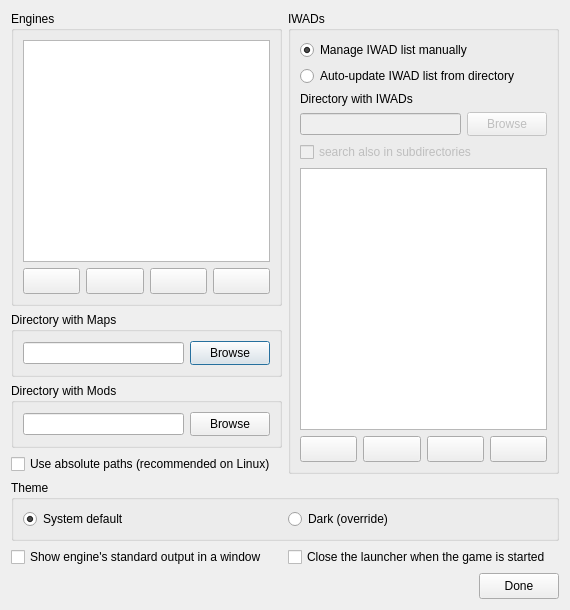
This is Forms/SetupDialog.ui in Youda008/DoomRunner as Qt 5 draws it before an edit. The edited form follows.
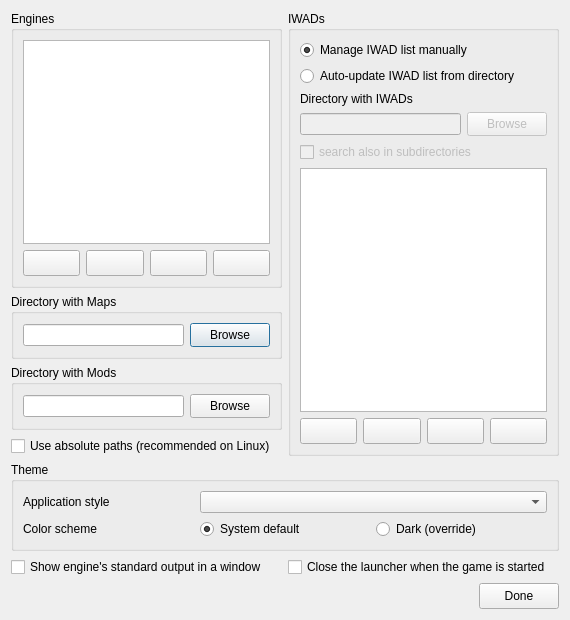
This is the edited form. Icons and pictures are not drawn. Custom widgets are drawn as their Qt base class.

Commit message: added possibility to change app style and color scheme separately

What changed in the file:
```diff
--- a/Forms/SetupDialog.ui
+++ b/Forms/SetupDialog.ui
@@ -10,7 +10,7 @@
     <x>0</x>
     <y>0</y>
     <width>570</width>
-    <height>610</height>
+    <height>620</height>
    </rect>
   </property>
   <property name="windowTitle">
@@ -419,9 +419,23 @@
      <property name="title">
       <string>Theme</string>
      </property>
-     <layout class="QHBoxLayout" name="horizontalLayout_9">
-      <item>
-       <widget class="QRadioButton" name="themeBtn_system">
+     <layout class="QGridLayout" name="gridLayout">
+      <item row="0" column="0">
+       <widget class="QLabel" name="styleLabel">
+        <property name="text">
+         <string>Application style</string>
+        </property>
+       </widget>
+      </item>
+      <item row="1" column="0">
+       <widget class="QLabel" name="schemeLabel">
+        <property name="text">
+         <string>Color scheme</string>
+        </property>
+       </widget>
+      </item>
+      <item row="1" column="1">
+       <widget class="QRadioButton" name="schemeBtn_system">
         <property name="text">
          <string>System default</string>
         </property>
@@ -430,13 +444,29 @@
         </property>
        </widget>
       </item>
-      <item>
-       <widget class="QRadioButton" name="themeBtn_dark">
+      <item row="1" column="2">
+       <widget class="QRadioButton" name="schemeBtn_dark">
         <property name="text">
          <string>Dark (override)</string>
         </property>
        </widget>
       </item>
+      <item row="0" column="1" colspan="2">
+       <widget class="QComboBox" name="styleCmbBox">
+        <property name="sizePolicy">
+         <sizepolicy hsizetype="Minimum" vsizetype="Fixed">
+          <horstretch>0</horstretch>
+          <verstretch>0</verstretch>
+         </sizepolicy>
+        </property>
+        <property name="minimumSize">
+         <size>
+          <width>140</width>
+          <height>0</height>
+         </size>
+        </property>
+       </widget>
+      </item>
      </layout>
     </widget>
    </item>
```
The commit also changes 15 other files.
